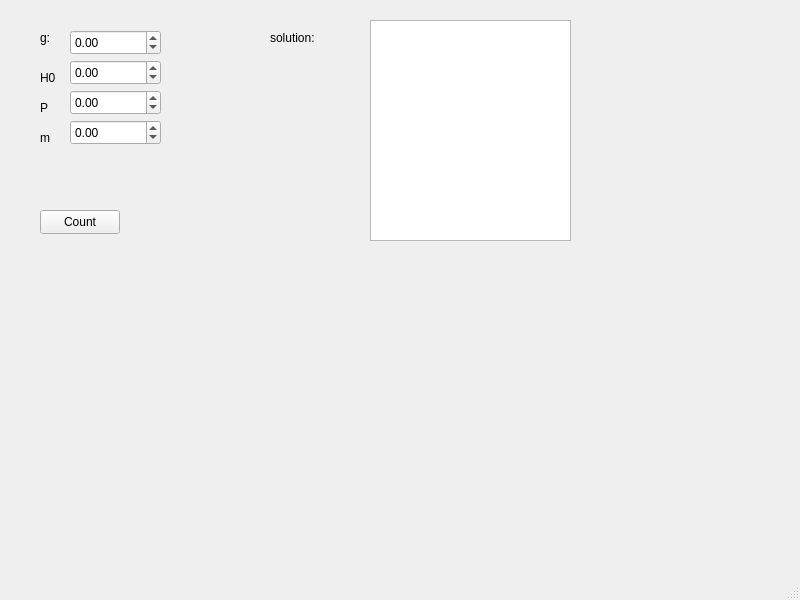
This is moon_landing_app/mainwindow.ui in liquoric/project_moon_landing as Qt 5 draws it before an edit. The edited form follows.
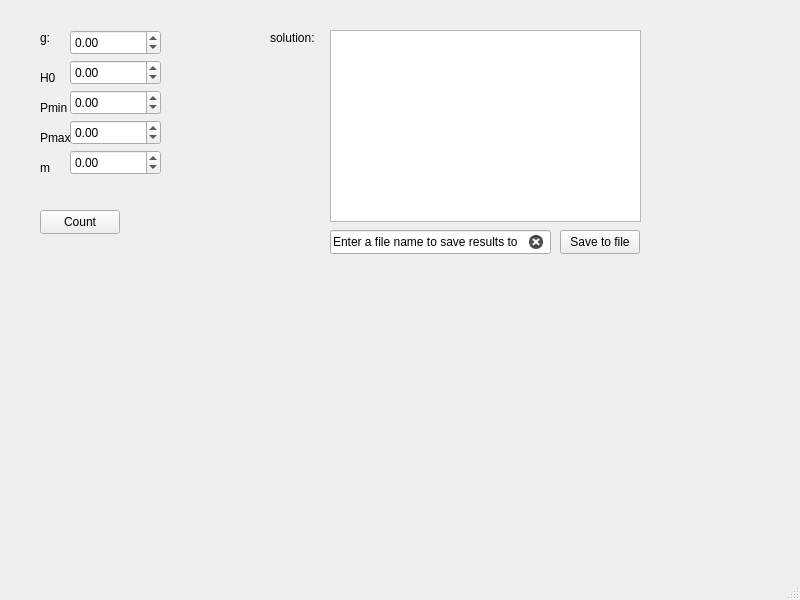
This is the edited form.

Patch:
```diff
--- a/moon_landing_app/mainwindow.ui
+++ b/moon_landing_app/mainwindow.ui
@@ -76,7 +76,7 @@
     <property name="geometry">
      <rect>
       <x>40</x>
-      <y>130</y>
+      <y>160</y>
       <width>31</width>
       <height>16</height>
      </rect>
@@ -95,23 +95,23 @@
      </rect>
     </property>
     <property name="text">
-     <string>P</string>
+     <string>Pmin</string>
     </property>
    </widget>
    <widget class="QDoubleSpinBox" name="m_doubleSpinBox">
     <property name="geometry">
      <rect>
       <x>70</x>
-      <y>120</y>
+      <y>150</y>
       <width>91</width>
       <height>25</height>
      </rect>
     </property>
     <property name="minimum">
-     <double>-999.990000000000009</double>
+     <double>-999999.989999999990687</double>
     </property>
     <property name="maximum">
-     <double>999.990000000000009</double>
+     <double>999999.989999999990687</double>
     </property>
     <property name="singleStep">
      <double>0.010000000000000</double>
@@ -174,22 +174,80 @@
      <double>0.010000000000000</double>
     </property>
    </widget>
-   <widget class="QTextEdit" name="textEdit">
-    <property name="enabled">
-     <bool>true</bool>
+   <widget class="QTableWidget" name="res_table">
+    <property name="geometry">
+     <rect>
+      <x>330</x>
+      <y>30</y>
+      <width>311</width>
+      <height>192</height>
+     </rect>
     </property>
+   </widget>
+   <widget class="QPushButton" name="save_to_but">
     <property name="geometry">
      <rect>
-      <x>370</x>
-      <y>20</y>
-      <width>201</width>
-      <height>221</height>
+      <x>560</x>
+      <y>230</y>
+      <width>80</width>
+      <height>24</height>
      </rect>
     </property>
-    <property name="readOnly">
+    <property name="text">
+     <string>Save to file</string>
+    </property>
+   </widget>
+   <widget class="QLineEdit" name="FileName_line">
+    <property name="geometry">
+     <rect>
+      <x>330</x>
+      <y>230</y>
+      <width>221</width>
+      <height>24</height>
+     </rect>
+    </property>
+    <property name="contextMenuPolicy">
+     <enum>Qt::CustomContextMenu</enum>
+    </property>
+    <property name="text">
+     <string>Enter a file name to save results to</string>
+    </property>
+    <property name="clearButtonEnabled">
      <bool>true</bool>
     </property>
    </widget>
+   <widget class="QDoubleSpinBox" name="Pmax_doubleSpinBox">
+    <property name="geometry">
+     <rect>
+      <x>70</x>
+      <y>120</y>
+      <width>91</width>
+      <height>25</height>
+     </rect>
+    </property>
+    <property name="minimum">
+     <double>-999999.989999999990687</double>
+    </property>
+    <property name="maximum">
+     <double>999999.989999999990687</double>
+    </property>
+    <property name="singleStep">
+     <double>1.000000000000000</double>
+    </property>
+   </widget>
+   <widget class="QLabel" name="label_9">
+    <property name="geometry">
+     <rect>
+      <x>40</x>
+      <y>130</y>
+      <width>31</width>
+      <height>16</height>
+     </rect>
+    </property>
+    <property name="text">
+     <string>Pmax</string>
+    </property>
+   </widget>
   </widget>
   <widget class="QMenuBar" name="menubar">
    <property name="geometry">
```
Left out of the diff: 22 changed lines with no effect on the pictures.
